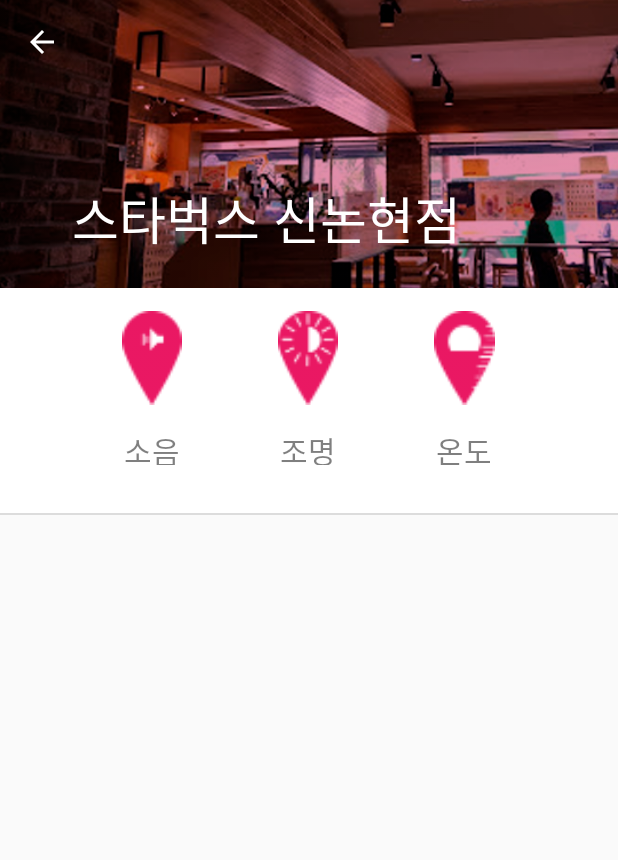
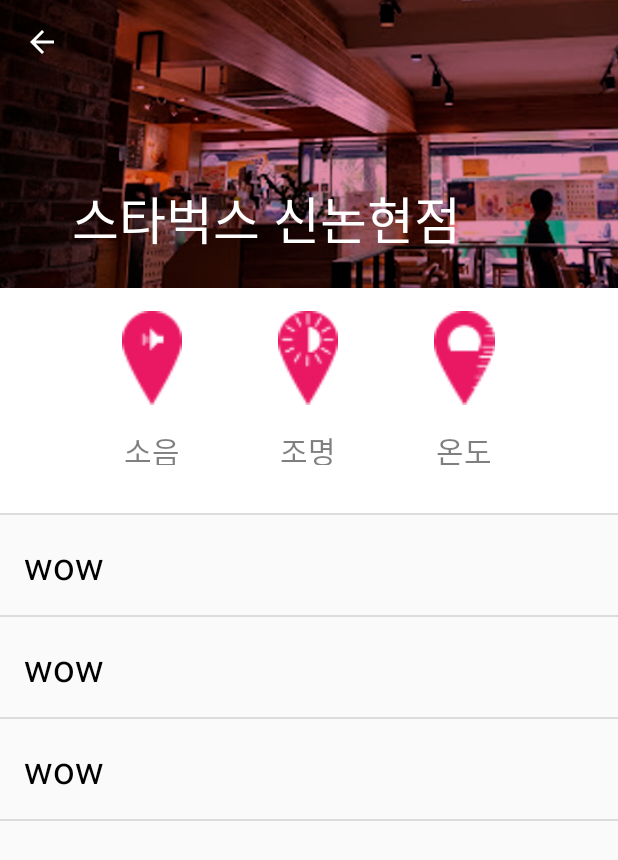
Before and after one commit to GrooshBene/Astac_TF_Frontend, an Android app: the screen it shows after launch (PlaceInfoActivity), on a phone screen of 412 x 824 dp. Shown: the top 860 px of the screen. Run offline under Robolectric (Android 15) with nearby library versions, the phone set to English and light mode, and no system bars; libraries missing offline, so code that uses them is left out: com.facebook, com.facebook.appevents, com.facebook.login; 7 statements that could not run were skipped.

Commit message:
[ListData] Merge to GrooshBene's ListData

```diff
--- a/TodaysFeeling/app/src/main/java/grooshbene/edcan/kr/todaysfeeling/ListData.java
+++ b/TodaysFeeling/app/src/main/java/grooshbene/edcan/kr/todaysfeeling/ListData.java
@@ -11,7 +11,7 @@ public class ListData {
     public String phone;
     public int spCnt;
 
-    public ListData(Context context, String phone_) {
+    public ListData(String phone_) {
         phone = phone_;
     }
 
--- a/TodaysFeeling/app/src/main/java/grooshbene/edcan/kr/todaysfeeling/ListViewAdapter.java
+++ b/TodaysFeeling/app/src/main/java/grooshbene/edcan/kr/todaysfeeling/ListViewAdapter.java
@@ -27,7 +27,7 @@ public class ListViewAdapter extends ArrayAdapter<ListData> {
         ListData data = arrayList.get(position);
         View view = inflater.inflate(R.layout.custom_layout, null);
         TextView textView = (TextView) view.findViewById(R.id.textView);
-        textView.setText(data.getTitle());
+        textView.setText(data.getPhone());
         return view;
     }
 }
```
